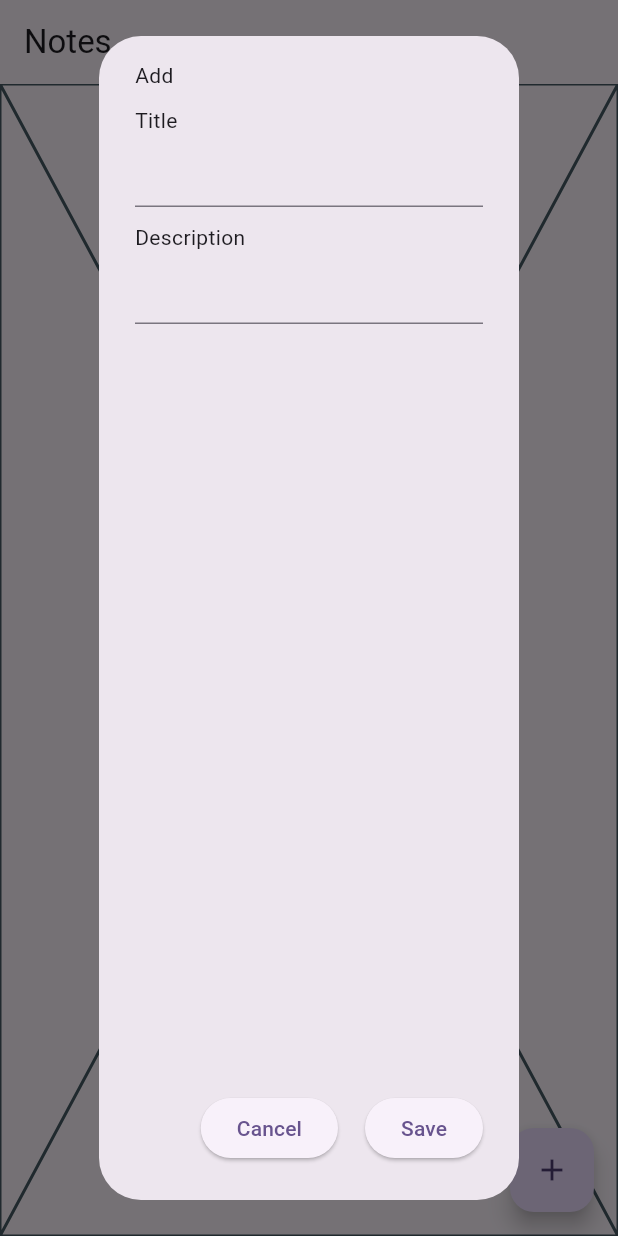
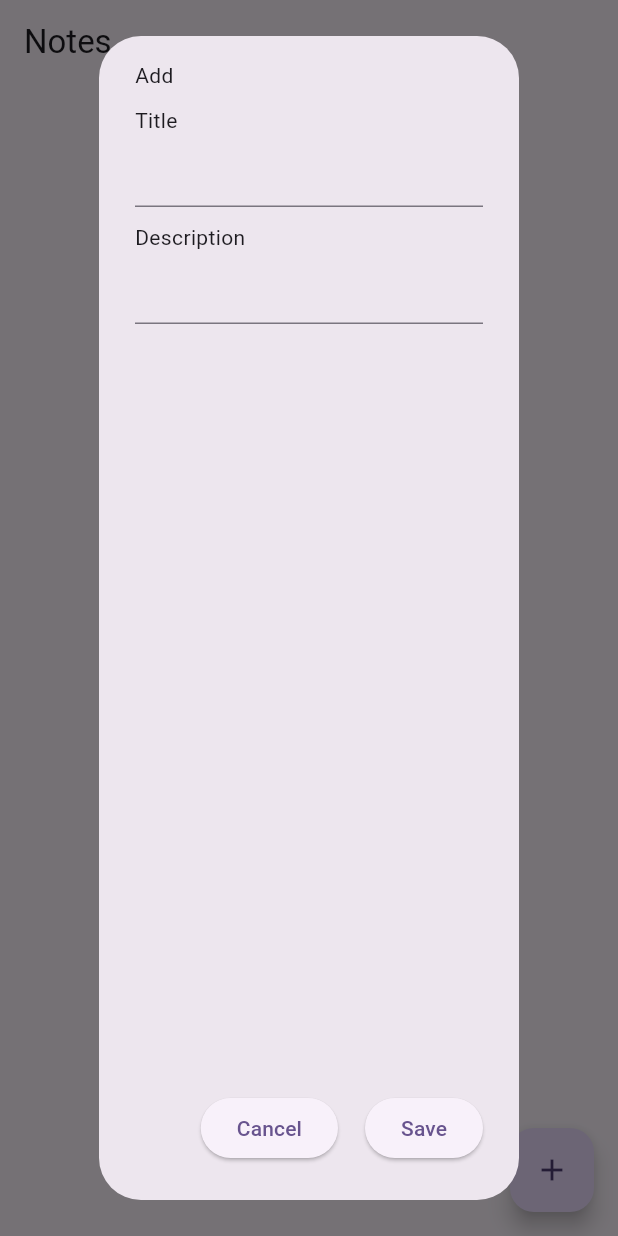
Before and after one commit to seocit/notes, a Flutter app: the screen it shows after launch, after a tap on the "add" icon, on a phone screen of 412 x 824 dp. Run offline on Flutter 3.47's test engine with Material 3 defaults, Android fonts, the phone set to English and light mode, and no system bars; our stand-ins replace cloud_firestore, firebase_core; accounts and stored records are empty.

Commit message:
nambah card

```diff
--- a/lib/main.dart
+++ b/lib/main.dart
@@ -1,7 +1,13 @@
+import 'package:firebase_core/firebase_core.dart';
 import 'package:flutter/material.dart';
+import 'package:notes/firebase_options.dart';
 import 'package:notes/screens/note_list_screen.dart';
 
-void main() {
+void main() async {
+  WidgetsFlutterBinding.ensureInitialized();
+  await Firebase.initializeApp(
+    options: DefaultFirebaseOptions.currentPlatform
+  );
   runApp(const MyApp());
 }
 
@@ -12,9 +18,8 @@ class MyApp extends StatelessWidget {
   @override
   Widget build(BuildContext context) {
     return MaterialApp(
-      title: 'Flutter Demo',
+      title: 'Notes',
       theme: ThemeData(
-
         colorScheme: ColorScheme.fromSeed(seedColor: Colors.deepPurple),
         useMaterial3: true,
       ),
--- a/lib/screens/note_list_screen.dart
+++ b/lib/screens/note_list_screen.dart
@@ -1,3 +1,4 @@
+import 'package:cloud_firestore/cloud_firestore.dart';
 import 'package:flutter/material.dart';
 import 'package:flutter/widgets.dart';
 
@@ -18,7 +19,7 @@ class _NoteListScreenState extends State<NoteListScreen> {
       appBar: AppBar(
         title: const Text('Notes'),
       ),
-      body: const Placeholder(),
+      body: const NoteList(),
       floatingActionButton: FloatingActionButton(
         onPressed: () {
           showDialog(
@@ -59,14 +60,21 @@ class _NoteListScreenState extends State<NoteListScreen> {
                           Navigator.of(context).pop();
                         },
                         child: const Text('Cancel'),
-                      )
-                  ),
+                      )),
                   ElevatedButton(
-                    onPressed: (){
-                    Navigator.of(context).pop();
-                  },
-                    child: Text('Save')
-                  ),
+                      onPressed: () {
+                        Map<String, dynamic> notes = {};
+                        notes['titles'] = _titleController.text;
+                        notes['description'] = _descriptionController.text;
+
+                        FirebaseFirestore.instance
+                            .collection('notes')
+                            .add(notes)
+                            .whenComplete(() {
+                          Navigator.of(context).pop();
+                        });
+                      },
+                      child: Text('Save')),
                 ],
               );
             },
@@ -78,3 +86,41 @@ class _NoteListScreenState extends State<NoteListScreen> {
     );
   }
 }
+
+class NoteList extends StatelessWidget {
+  const NoteList({super.key});
+
+  @override
+  Widget build(BuildContext context) {
+    return StreamBuilder(
+        stream: FirebaseFirestore.instance.collection('notes').snapshots(),
+        builder: (context, snapshot) {
+          if (snapshot.hasError) {
+            return Text('Error: ${snapshot.error}');
+          }
+          switch (snapshot.connectionState) {
+            case ConnectionState.waiting:
+              return const Center(
+                child: CircularProgressIndicator(),
+              );
+            default:
+              return ListView(
+                padding: const EdgeInsets.only(bottom: 80),
+                children: snapshot.data!.docs.map((document) {
+                  return Padding(
+                    padding:
+                        const EdgeInsets.symmetric(vertical: 3, horizontal: 10),
+                    child: Card(
+                      child: ListTile(
+                        onTap: () {},
+                        title: Text(document['titles']),
+                        subtitle: Text(document['description']),
+                      ),
+                    ),
+                  );
+                }).toList(),
+              );
+          }
+        });
+  }
+}
--- a/lib/services/notes_services.dart
+++ b/lib/services/notes_services.dart
@@ -1,4 +1,3 @@
-import 'dart:html';
 import 'package:cloud_firestore/cloud_firestore.dart';
 
 class NoteService {
@@ -12,7 +11,7 @@ class NoteService {
       querySnapshot.docs.map((docSnapshot) {
         final data = docSnapshot.data() as Map<String, String>;
         if (data.containsKey('title')) {
-          Map<dynamic, dynamic> values = data as Map<dynamic, dynamic>;
+          Map<dynamic, dynamic> values = data;
           values.forEach((key, value) {
             items[key] = value['title'] as String;
           });
--- a/pubspec.yaml
+++ b/pubspec.yaml
@@ -37,6 +37,7 @@ dependencies:
   cupertino_icons: ^1.0.6
   firebase_core: ^2.29.0
   cloud_firestore: ^4.16.1
+  firebase: ^9.0.3
 
 dev_dependencies:
   flutter_test:
```
Also changed, not shown: pubspec.lock, 1 other file.
